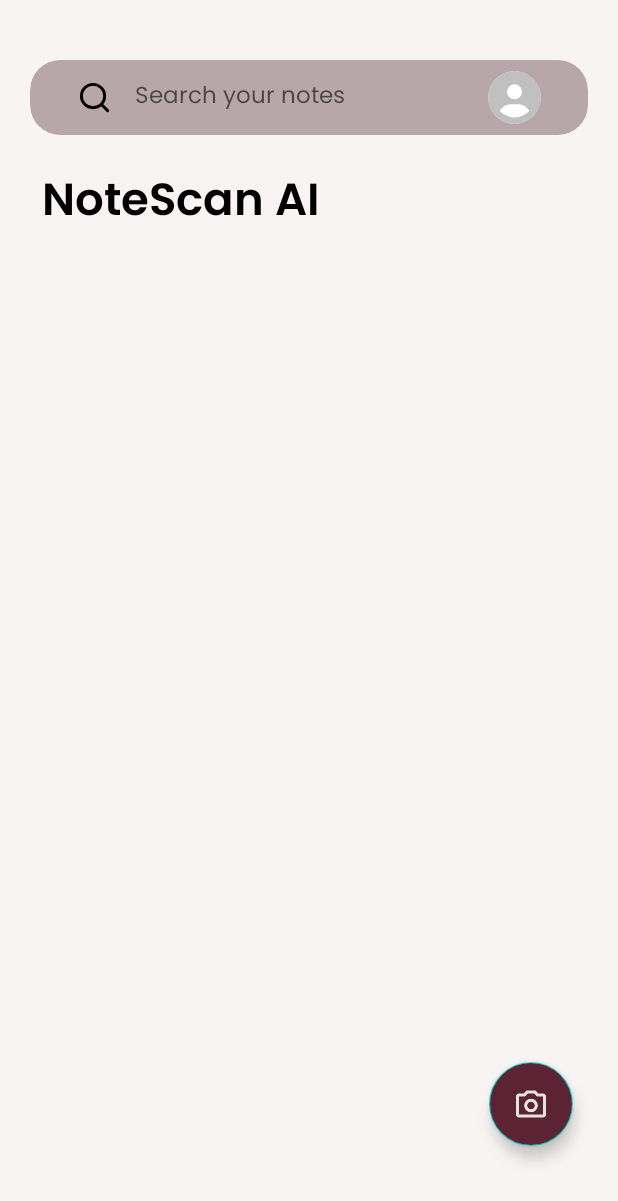
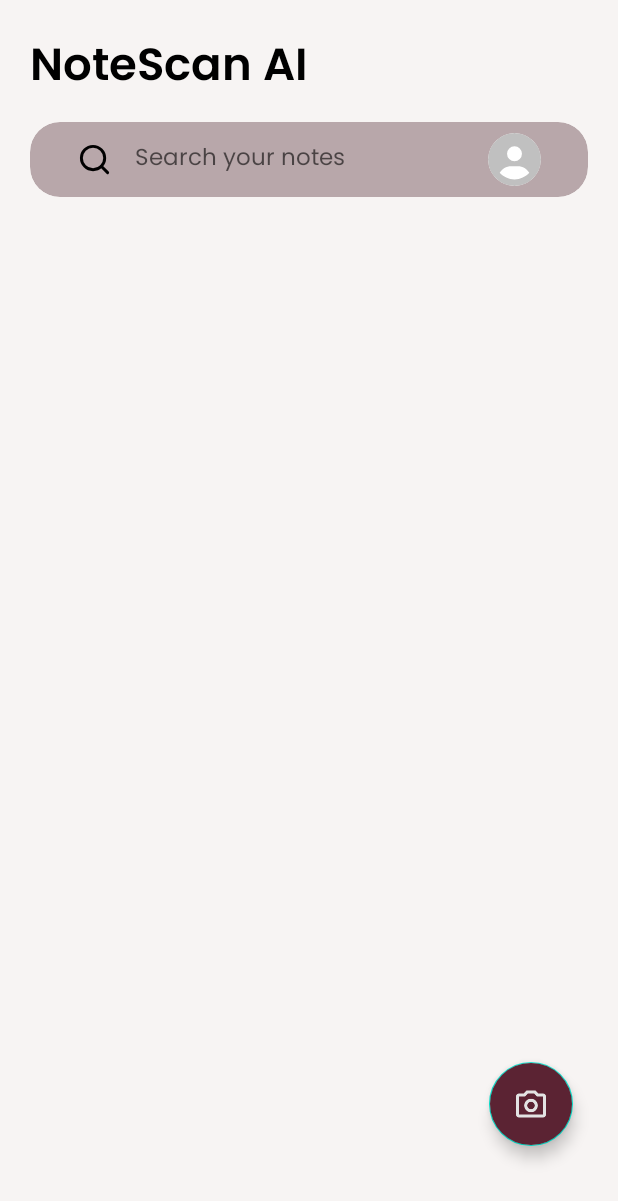
Before and after one commit to dhosptn/notescan-ai-app, an Android app: the screen it shows after launch (HomeActivity), on a phone screen of 412 x 824 dp. Shown: the top 1201 px of the screen. Run offline under Robolectric (Android 15) with nearby library versions, the phone set to English and light mode, and no system bars; our stand-ins replace Firebase (no records; nobody signed in at launch, a user with empty details on screens opened directly); libraries missing offline, so code that uses them is left out: com.google.mlkit.vision; 1 statement that could not run was skipped.

Commit message:
Update Activity Home

```diff
--- a/NoteScanAI/app/src/main/res/layout/activity_home.xml
+++ b/NoteScanAI/app/src/main/res/layout/activity_home.xml
@@ -1,4 +1,3 @@
-<?xml version="1.0" encoding="utf-8"?>
 <FrameLayout xmlns:android="http://schemas.android.com/apk/res/android"
     xmlns:app="http://schemas.android.com/apk/res-auto"
     xmlns:tools="http://schemas.android.com/tools"
@@ -6,24 +5,33 @@
     android:layout_height="match_parent"
     android:background="@color/white_smoke">
 
-    <!-- SCROLLABLE AREA -->
-    <androidx.core.widget.NestedScrollView
-        android:layout_width="match_parent"
-        android:layout_height="match_parent"
-        android:fillViewport="true">
-
+    <!-- Sticky Header: Title + Search Bar -->
     <LinearLayout
         android:layout_width="match_parent"
         android:layout_height="wrap_content"
-            android:orientation="vertical">
+        android:orientation="vertical"
+        android:paddingTop="20dp"
+        android:paddingStart="20dp"
+        android:paddingEnd="20dp"
+        android:layout_gravity="top">
+
+        <!-- Title -->
+        <TextView
+            android:id="@+id/titleText"
+            android:layout_width="wrap_content"
+            android:layout_height="wrap_content"
+            android:text="NoteScan AI"
+            android:fontFamily="@font/poppins_semibold"
+            android:textSize="30sp"
+            android:textColor="@color/black"
+            android:textStyle="bold"
+            android:layout_marginBottom="10dp" />
 
         <!-- Search Bar -->
         <androidx.cardview.widget.CardView
+            android:id="@+id/searchCard"
             android:layout_width="match_parent"
             android:layout_height="50dp"
-                android:layout_marginTop="40dp"
-                android:layout_marginStart="20dp"
-                android:layout_marginEnd="20dp"
             app:cardCornerRadius="20dp"
             app:cardElevation="0dp"
             android:backgroundTint="@color/wine_opacity13">
@@ -59,7 +67,6 @@
                     android:textSize="15sp"
                     tools:ignore="TouchTargetSizeCheck" />
 
-
                 <ImageView
                     android:id="@+id/UserIcon"
                     android:layout_width="35dp"
@@ -73,27 +80,26 @@
                     android:layout_gravity="center" />
             </LinearLayout>
         </androidx.cardview.widget.CardView>
+    </LinearLayout>
 
-            <!-- Title -->
-            <TextView
-                android:id="@+id/titleText"
-                android:layout_width="wrap_content"
+    <!-- Scrollable Area -->
+    <androidx.core.widget.NestedScrollView
+        android:layout_width="match_parent"
+        android:layout_height="match_parent"
+        android:layout_marginTop="125dp"
+        android:fillViewport="true">
+
+        <LinearLayout
+            android:layout_width="match_parent"
             android:layout_height="wrap_content"
-                android:layout_marginTop="20dp"
-                android:layout_marginStart="28dp"
-                android:layout_marginEnd="26dp"
-                android:text="NoteScan AI"
-                android:fontFamily="@font/poppins_semibold"
-                android:textSize="30sp"
-                android:textColor="@color/black"
-                android:textStyle="bold" />
+            android:orientation="vertical">
 
             <!-- RecyclerView -->
             <androidx.recyclerview.widget.RecyclerView
                 android:id="@+id/notesRecyclerView"
                 android:layout_width="match_parent"
                 android:layout_height="wrap_content"
-                android:layout_marginTop="40dp"
+                android:layout_marginTop="20dp"
                 android:padding="8dp"
                 android:nestedScrollingEnabled="false"
                 app:layoutManager="androidx.recyclerview.widget.GridLayoutManager"
```
Lines whose indentation alone changed are shown as unchanged.
